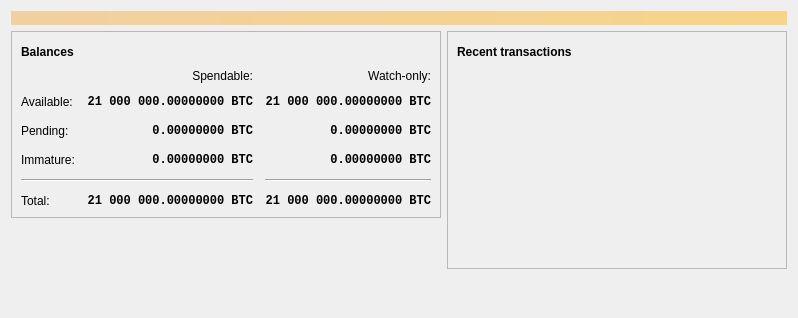
Stackout/pexa-backport, file src/qt/forms/overviewpage.ui: the form before one commit.
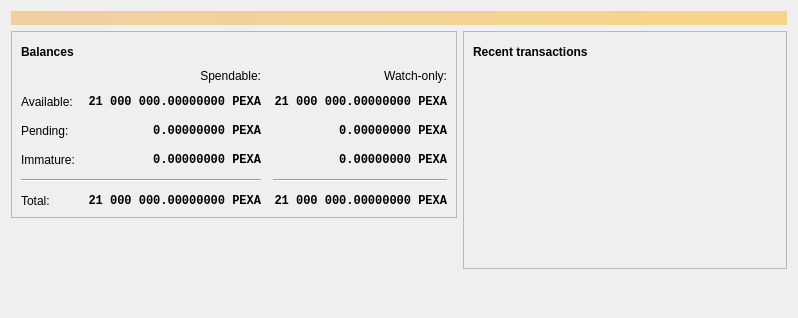
The form after the commit. Icons and pictures are not drawn.

Commit message: Rebrand to Pexa.

Patch:
```diff
--- a/src/qt/forms/overviewpage.ui
+++ b/src/qt/forms/overviewpage.ui
@@ -130,7 +130,7 @@
                <string>Unconfirmed transactions to watch-only addresses</string>
               </property>
               <property name="text">
-               <string notr="true">0.00000000 BTC</string>
+               <string notr="true">0.00000000 PEXA</string>
               </property>
               <property name="alignment">
                <set>Qt::AlignRight|Qt::AlignTrailing|Qt::AlignVCenter</set>
@@ -156,7 +156,7 @@
                <string>Total of transactions that have yet to be confirmed, and do not yet count toward the spendable balance</string>
               </property>
               <property name="text">
-               <string notr="true">0.00000000 BTC</string>
+               <string notr="true">0.00000000 PEXA</string>
               </property>
               <property name="alignment">
                <set>Qt::AlignRight|Qt::AlignTrailing|Qt::AlignVCenter</set>
@@ -182,7 +182,7 @@
                <string>Mined balance in watch-only addresses that has not yet matured</string>
               </property>
               <property name="text">
-               <string notr="true">0.00000000 BTC</string>
+               <string notr="true">0.00000000 PEXA</string>
               </property>
               <property name="alignment">
                <set>Qt::AlignRight|Qt::AlignTrailing|Qt::AlignVCenter</set>
@@ -241,7 +241,7 @@
                <string>Mined balance that has not yet matured</string>
               </property>
               <property name="text">
-               <string notr="true">0.00000000 BTC</string>
+               <string notr="true">0.00000000 PEXA</string>
               </property>
               <property name="alignment">
                <set>Qt::AlignRight|Qt::AlignTrailing|Qt::AlignVCenter</set>
@@ -287,7 +287,7 @@
                <string>Your current total balance</string>
               </property>
               <property name="text">
-               <string notr="true">21 000 000.00000000 BTC</string>
+               <string notr="true">21 000 000.00000000 PEXA</string>
               </property>
               <property name="alignment">
                <set>Qt::AlignRight|Qt::AlignTrailing|Qt::AlignVCenter</set>
@@ -313,7 +313,7 @@
                <string>Current total balance in watch-only addresses</string>
               </property>
               <property name="text">
-               <string notr="true">21 000 000.00000000 BTC</string>
+               <string notr="true">21 000 000.00000000 PEXA</string>
               </property>
               <property name="alignment">
                <set>Qt::AlignRight|Qt::AlignTrailing|Qt::AlignVCenter</set>
@@ -356,7 +356,7 @@
                <string>Your current spendable balance</string>
               </property>
               <property name="text">
-               <string notr="true">21 000 000.00000000 BTC</string>
+               <string notr="true">21 000 000.00000000 PEXA</string>
               </property>
               <property name="alignment">
                <set>Qt::AlignRight|Qt::AlignTrailing|Qt::AlignVCenter</set>
@@ -382,7 +382,7 @@
                <string>Your current balance in watch-only addresses</string>
               </property>
               <property name="text">
-               <string notr="true">21 000 000.00000000 BTC</string>
+               <string notr="true">21 000 000.00000000 PEXA</string>
               </property>
               <property name="alignment">
                <set>Qt::AlignRight|Qt::AlignTrailing|Qt::AlignVCenter</set>
```
Left out of the diff: 8 changed lines with no effect on the pictures. The commit also changes 1413 other files.
